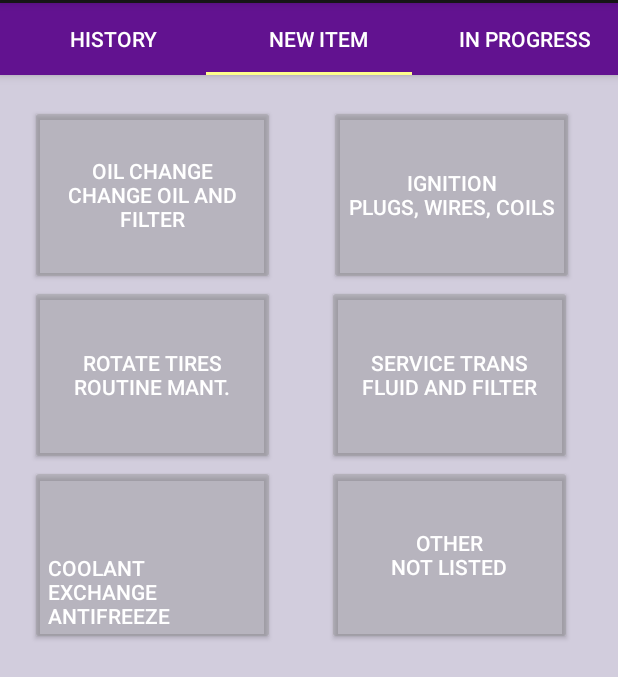
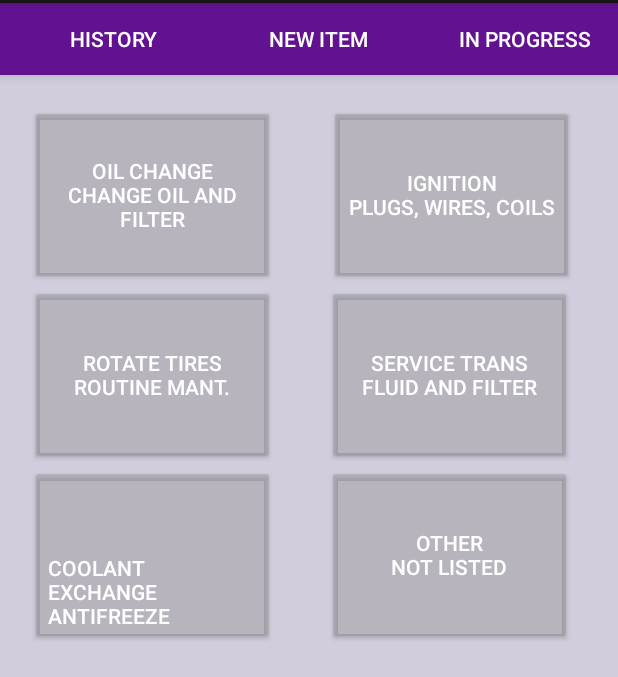
Before and after one commit to sdpinson/GloveBox, an Android app: the screen it shows after launch (MainActivity), tab 2 chosen, on a phone screen of 412 x 824 dp, the part 81-758 px from its top. Run offline under Robolectric (Android 15) with nearby library versions, the phone set to English and light mode, and no system bars.

```diff
--- a/app/src/main/java/com/cpsc4150/glovebox/MainActivity.java
+++ b/app/src/main/java/com/cpsc4150/glovebox/MainActivity.java
@@ -7,6 +7,7 @@ import androidx.fragment.app.FragmentTransaction;
 import android.content.SharedPreferences;
 import android.os.Bundle;
 import android.util.Log;
+import android.widget.TableLayout;
 
 import com.cpsc4150.glovebox.Fragments.HistoryFragment;
 import com.cpsc4150.glovebox.Fragments.NewItemFragment;
@@ -20,10 +21,12 @@ import java.util.ArrayList;
 import java.util.List;
 
 public class MainActivity extends AppCompatActivity {
+
     public final String SERVICE_LIST_ID = "SERVICE_LIST";
     public final String IN_PROGRESS_LIST_ID = "IN_PROGRESS_LIST_ID";
     public List<Services> serviceList;
     public List<Services> inProgressList;
+
     public void saveServices(String SAVE_LOCATION, List<Services> list) {
         SharedPreferences prefs = getSharedPreferences("shared preferences", MODE_PRIVATE);
         SharedPreferences.Editor editor = prefs.edit();
@@ -48,6 +51,7 @@ public class MainActivity extends AppCompatActivity {
 
     @Override
     protected void onCreate(Bundle savedInstanceState) {
+
         serviceList = loadServices(SERVICE_LIST_ID);
         if (serviceList == null) serviceList = new ArrayList<>();
         inProgressList = loadServices(IN_PROGRESS_LIST_ID);
@@ -97,6 +101,4 @@ public class MainActivity extends AppCompatActivity {
 
                 }
             };
-
-
 }
--- a/app/src/main/res/values/colors.xml
+++ b/app/src/main/res/values/colors.xml
@@ -10,7 +10,8 @@
     <color name="serviceButtonColor">#668F8F8F</color>
     <color name="fragmentBackGroundColor">#BFFFFFFF</color>
     <color name="appBackground">#4D3876</color>
-    <color name="indicatorTabColor">#FFFF8D</color>
+<!--    <color name="indicatorTabColor">#FFFF8D</color>-->
+    <color name="indicatorTabColor">#00FFFF8D</color>
     <color name="tabBarColor">#621290</color>
     <color name="fullTransColor">#00000000</color>
 </resources>
```
Also changed, not shown: app/src/main/java/com/cpsc4150/glovebox/Fragments/ServiceFragment.java (+13 -2 lines).
